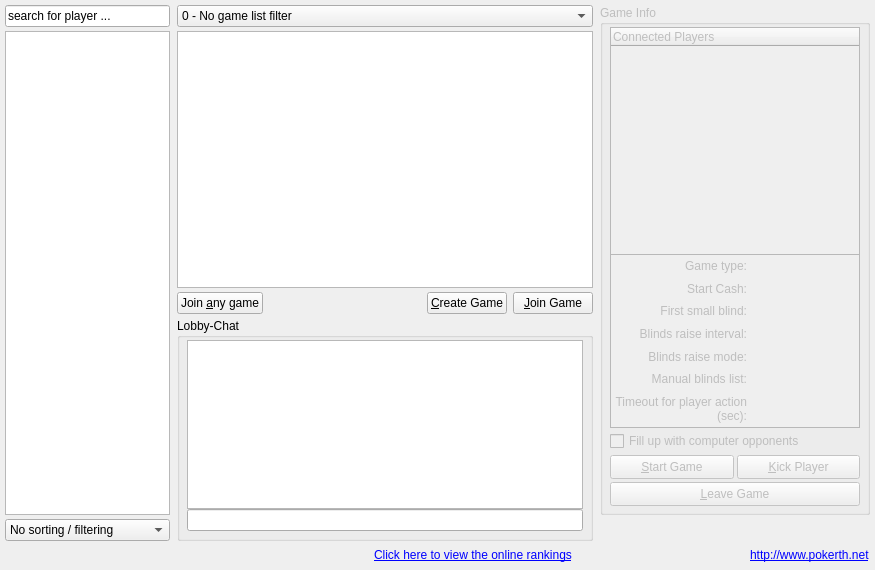
The window that src/gui/qt/gamelobbydialog.ui (pokerth/pokerth) describes before a commit, drawn with Qt 5.
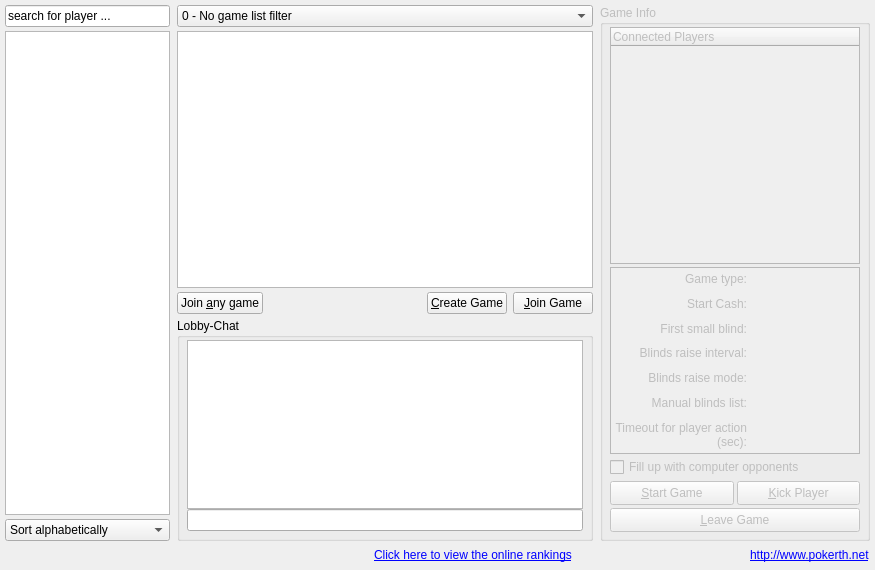
The same window after the commit. Icons and pictures are not drawn.

```diff
--- a/src/gui/qt/gamelobbydialog.ui
+++ b/src/gui/qt/gamelobbydialog.ui
@@ -89,7 +89,7 @@
      </item>
     </widget>
    </item>
-   <item row="0" column="2" rowspan="4">
+   <item row="0" column="2" rowspan="5">
     <widget class="QGroupBox" name="groupBox_GameInfo">
      <property name="enabled">
       <bool>false</bool>
@@ -175,7 +175,7 @@
            <x>0</x>
            <y>0</y>
            <width>248</width>
-           <height>170</height>
+           <height>178</height>
           </rect>
          </property>
          <layout class="QGridLayout" name="gridLayout">
@@ -846,7 +846,7 @@
     <widget class="QComboBox" name="comboBox_nickListFilter">
      <item>
       <property name="text">
-       <string>No sorting / filtering</string>
+       <string>Sort alphabetically</string>
       </property>
      </item>
      <item>
```
